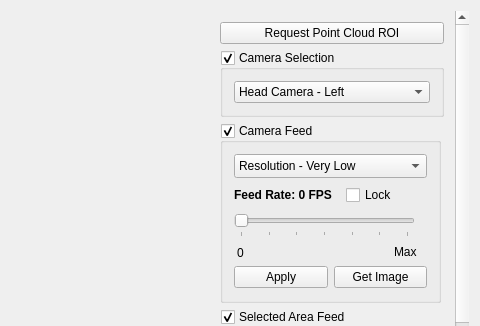
Qt form vigir_ocs_camera_viewer_custom/src/ui/camera_viewer_custom_widget.ui (team-vigir/vigir_ocs_common) before a commit; both pictures show x 247 to 727 and y 0 to 326 of the 727 by 600 pixel window.
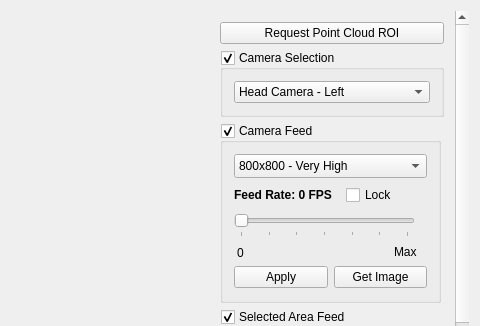
The same form after that commit. Custom widgets are drawn as their Qt base class.

Commit message: - testing what can be done to improve ui

Diff of the .ui file:
```diff
--- a/vigir_ocs_camera_viewer_custom/src/ui/camera_viewer_custom_widget.ui
+++ b/vigir_ocs_camera_viewer_custom/src/ui/camera_viewer_custom_widget.ui
@@ -263,11 +263,11 @@
                 </size>
                </property>
                <property name="currentIndex">
-                <number>4</number>
+                <number>0</number>
                </property>
                <item>
                 <property name="text">
-                 <string>Resolution - Very High</string>
+                 <string>800x800 - Very High</string>
                 </property>
                </item>
                <item>
@@ -287,7 +287,7 @@
                </item>
                <item>
                 <property name="text">
-                 <string>Resolution - Very Low</string>
+                 <string>50x50 - Very Low</string>
                 </property>
                </item>
               </widget>
```
Left out of the diff: 6 changed lines with no effect on the pictures. The commit also changes 1 other file.
